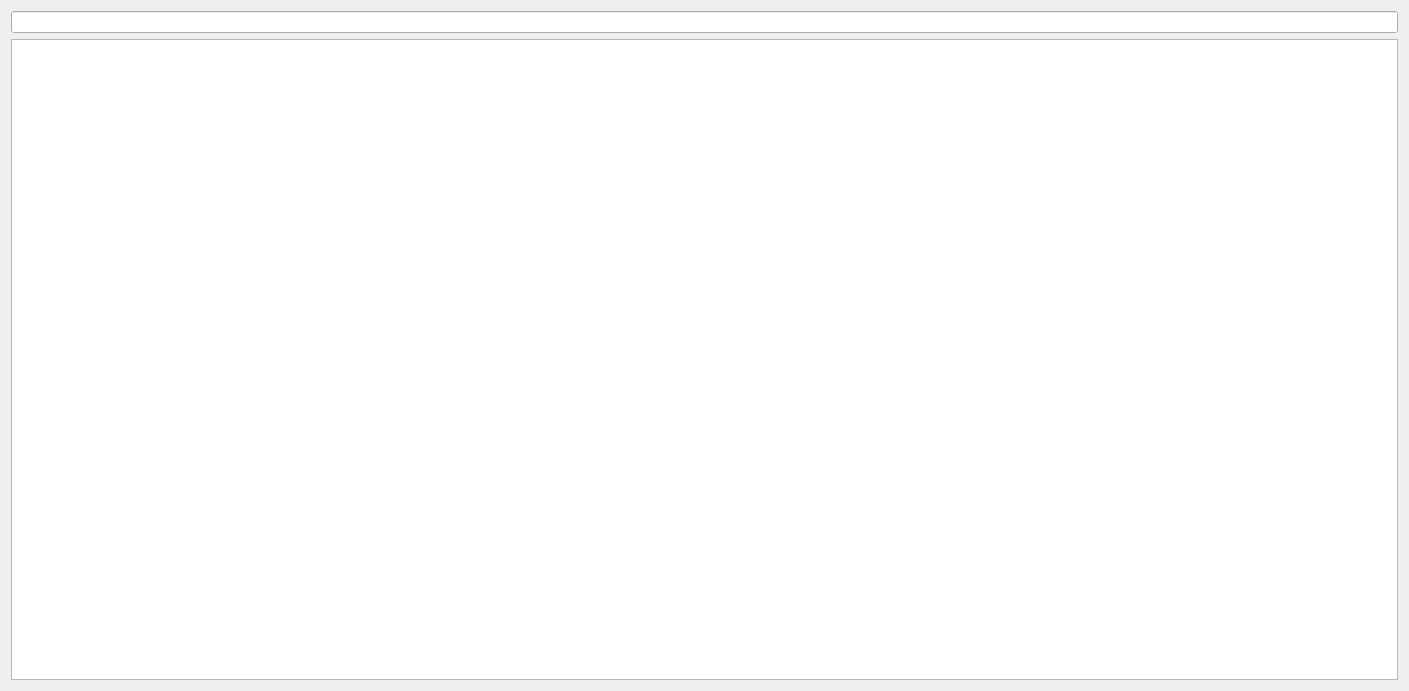
Old version of the form historywidget.ui in the repository a9ek0/web-browser.
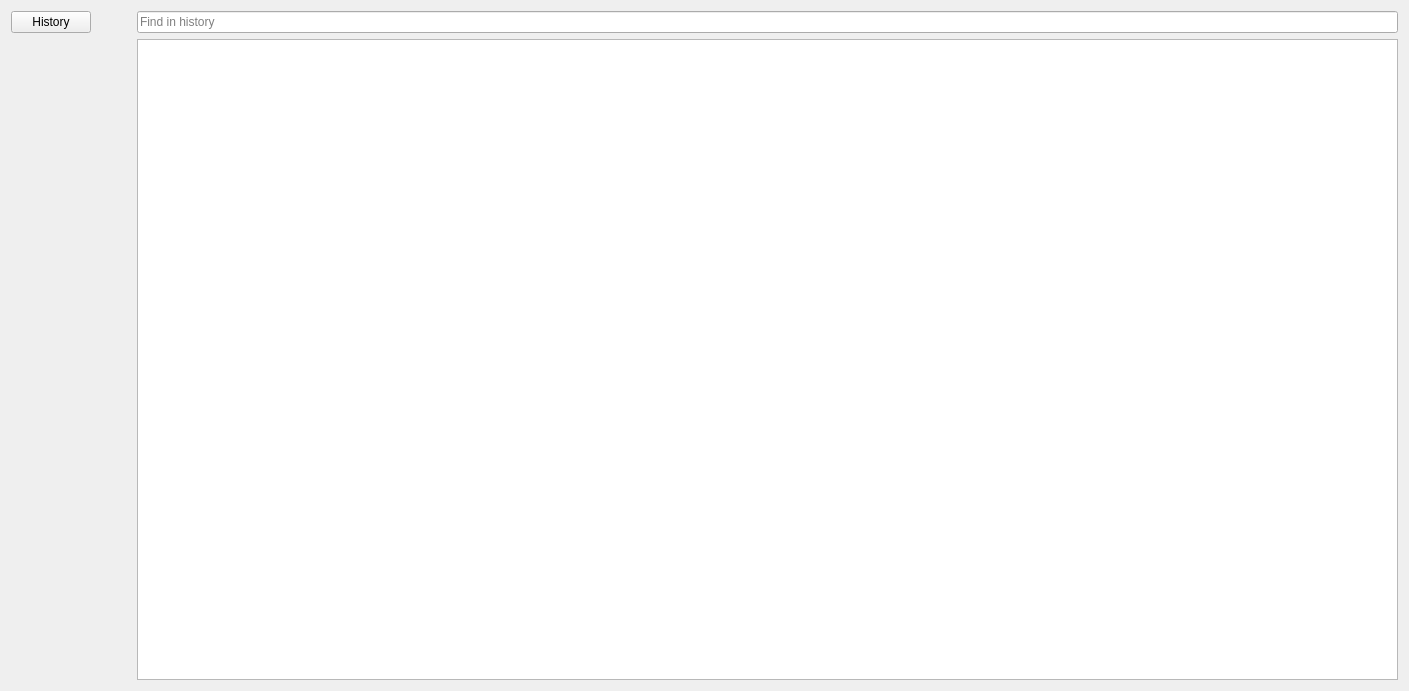
New version of the form.

Commit message: feat(history): enhance UI and add entry removal functionality

The edit to the form file:
```diff
--- a/historywidget.ui
+++ b/historywidget.ui
@@ -13,11 +13,55 @@
   <property name="windowTitle">
    <string>Form</string>
   </property>
-  <layout class="QVBoxLayout" name="verticalLayout">
+  <layout class="QHBoxLayout" name="horizontalLayout">
    <item>
     <layout class="QVBoxLayout" name="verticalLayout_3">
      <item>
-      <widget class="QLineEdit" name="hFindBar"/>
+      <widget class="QPushButton" name="pushButton">
+       <property name="text">
+        <string>History</string>
+       </property>
+      </widget>
+     </item>
+     <item>
+      <spacer name="verticalSpacer">
+       <property name="orientation">
+        <enum>Qt::Orientation::Vertical</enum>
+       </property>
+       <property name="sizeHint" stdset="0">
+        <size>
+         <width>20</width>
+         <height>40</height>
+        </size>
+       </property>
+      </spacer>
+     </item>
+    </layout>
+   </item>
+   <item>
+    <spacer name="horizontalSpacer">
+     <property name="orientation">
+      <enum>Qt::Orientation::Horizontal</enum>
+     </property>
+     <property name="sizeType">
+      <enum>QSizePolicy::Policy::Preferred</enum>
+     </property>
+     <property name="sizeHint" stdset="0">
+      <size>
+       <width>40</width>
+       <height>20</height>
+      </size>
+     </property>
+    </spacer>
+   </item>
+   <item>
+    <layout class="QVBoxLayout" name="verticalLayout_2">
+     <item>
+      <widget class="QLineEdit" name="hFindBar">
+       <property name="placeholderText">
+        <string>Find in history</string>
+       </property>
+      </widget>
      </item>
      <item>
       <widget class="QListWidget" name="historyList"/>
```
The commit also changes 7 other files.
